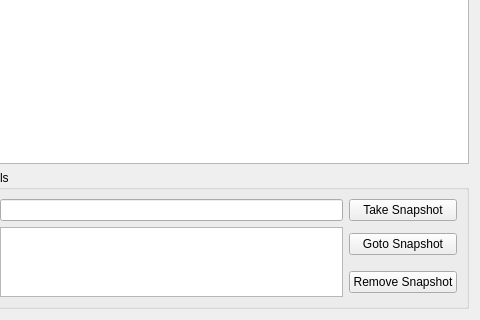
Before: the Qt Designer form SandboxiePlus/SandMan/Forms/SnapshotsWindow.ui in sandboxie-plus/Sandboxie, drawn with Qt 5; both pictures show x 93 to 573 and y 131 to 451 of the 573 by 451 pixel window.
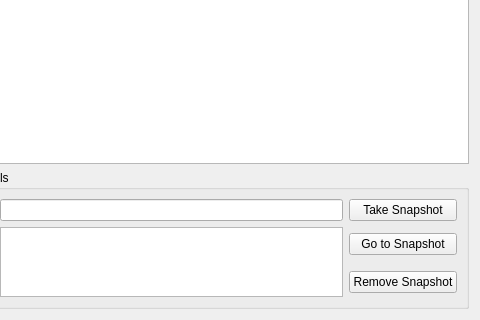
After: the same form once the commit is applied.

Commit message: One typo in SnapshotsWindow

```diff
--- a/SandboxiePlus/SandMan/Forms/SnapshotsWindow.ui
+++ b/SandboxiePlus/SandMan/Forms/SnapshotsWindow.ui
@@ -82,7 +82,7 @@
           <item row="1" column="3">
            <widget class="QPushButton" name="btnSelect">
             <property name="text">
-             <string>Goto Snapshot</string>
+             <string>Go to Snapshot</string>
             </property>
            </widget>
           </item>
```
